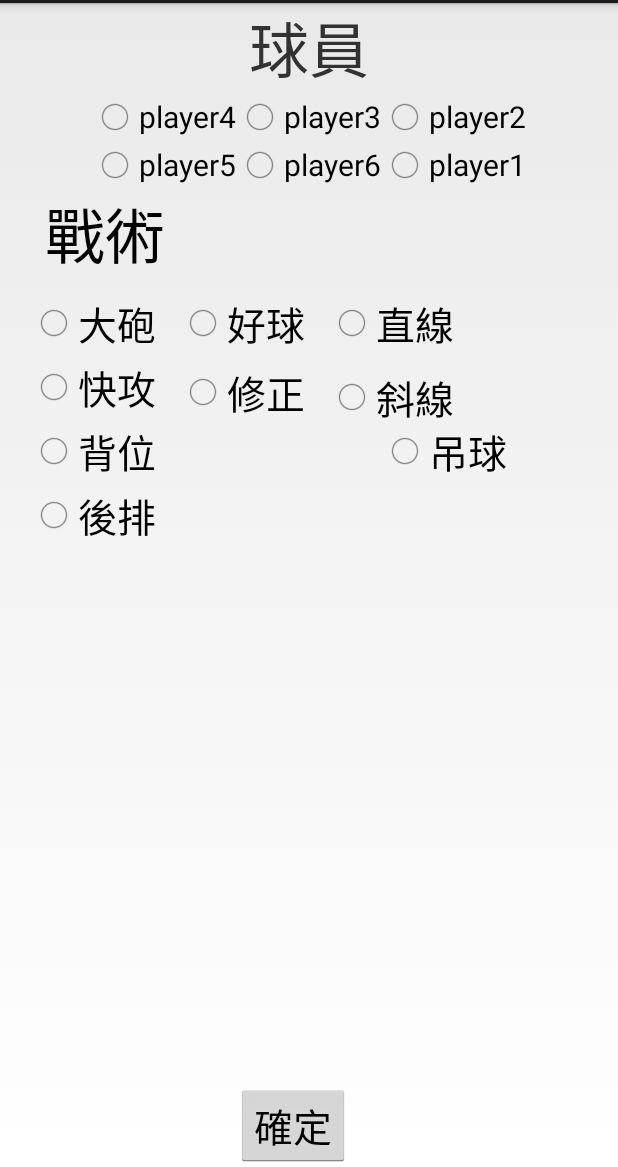
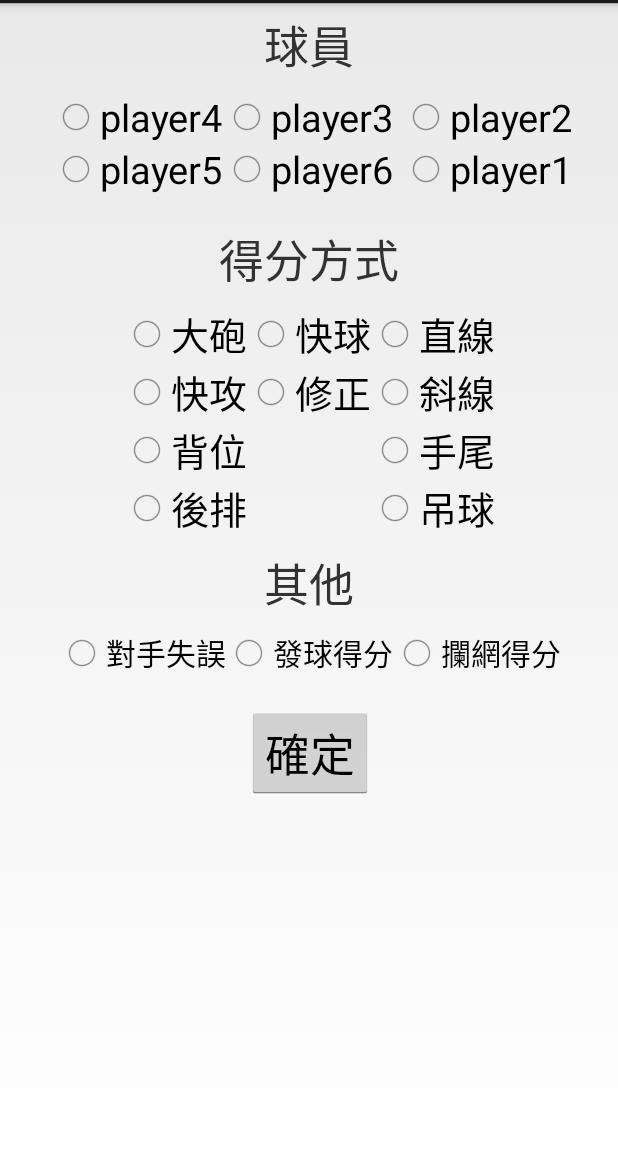
Before and after one commit to Jason52366/VolleyGameRecord, an Android app: the Record2 screen opened directly, with no data from a screen before it, on a phone screen of 412 x 824 dp, the part 69-1236 px from its top. Run offline under Robolectric (Android 15) with nearby library versions, the light colour scheme and no system bars; 2 statements that could not run were skipped.

Commit message:
record2 radio botton not finish yet

```diff
--- a/app/src/main/res/layout/activity_record2.xml
+++ b/app/src/main/res/layout/activity_record2.xml
@@ -1,94 +1,129 @@
 <?xml version="1.0" encoding="utf-8"?>
+
 
 <RelativeLayout xmlns:android="http://schemas.android.com/apk/res/android"
     android:orientation="vertical" android:layout_width="match_parent"
     android:layout_height="match_parent">
 
+
+    <TextView
+        android:layout_width="wrap_content"
+        android:layout_height="wrap_content"
+        android:text="球員"
+        android:id="@+id/textView_record2player"
+        android:layout_alignParentTop="true"
+        android:layout_centerHorizontal="true"
+        android:textSize="30dp"
+        android:layout_marginTop="5dp" />
+
     <RadioButton
         android:layout_width="wrap_content"
         android:layout_height="wrap_content"
         android:text="player4"
-        android:id="@+id/radioButton_record2sit4"
+        android:id="@+id/radiobotton_record2player4"
         android:checked="false"
-        android:textSize="20dp"
+        android:textSize="25dp"
         android:layout_below="@+id/textView_record2player"
-        android:layout_toLeftOf="@+id/radioButton_record2sit3" />
+        android:layout_toLeftOf="@+id/radiobotton_record2player3"
+        android:layout_marginTop="8dp" />
+        android:textSize="25dp" />
 
     <RadioButton
         android:layout_width="wrap_content"
         android:layout_height="wrap_content"
         android:text="player3"
-        android:id="@+id/radioButton_record2sit3"
+        android:id="@+id/radiobotton_record2player3"
         android:checked="false"
-        android:textSize="20dp"
-        android:layout_above="@+id/radioButton_record2sit6"
-        android:layout_centerHorizontal="true" />
+        android:textSize="25dp"
+        android:layout_below="@+id/textView_record2player"
+        android:layout_centerHorizontal="true"
+        android:layout_marginTop="8dp" />
 
     <RadioButton
         android:layout_width="wrap_content"
         android:layout_height="wrap_content"
         android:text="player2"
-        android:id="@+id/radioButton_record2sit2"
+        android:id="@+id/radiobotton_record2player2"
         android:checked="false"
-        android:textSize="20dp"
-        android:layout_alignTop="@+id/radioButton_record2sit3"
-        android:layout_toRightOf="@+id/radioButton_record2sit3" />
+        android:textSize="25dp"
+        android:layout_alignTop="@+id/radiobotton_record2player3"
+        android:layout_toRightOf="@+id/radiobotton_record2player3"
+        android:layout_marginLeft="5dp" />
+
+    <RadioButton
+        android:layout_width="wrap_content"
+        android:layout_height="wrap_content"
+        android:text="player6"
+        android:checked="false"
+        android:id="@+id/radiobotton_record2player6"
+        android:textSize="25dp"
+        android:layout_below="@+id/radiobotton_record2player3"
+        android:layout_alignLeft="@+id/radiobotton_record2player3"
+        android:layout_alignStart="@+id/radiobotton_record2player3" />
 
     <RadioButton
         android:layout_width="wrap_content"
         android:layout_height="wrap_content"
         android:text="player5"
-        android:id="@+id/radioButton_record2sit5"
-        android:layout_below="@+id/radioButton_record2sit4"
-        android:layout_alignLeft="@+id/radioButton_record2sit4"
-        android:layout_alignStart="@+id/radioButton_record2sit4"
+        android:id="@+id/radiobotton_record2player5"
         android:checked="false"
-        android:textSize="20dp" />
-
-    <RadioButton
-        android:layout_width="wrap_content"
-        android:layout_height="wrap_content"
-        android:text="player6"
-        android:id="@+id/radioButton_record2sit6"
-        android:checked="false"
-        android:textSize="20dp"
-        android:layout_below="@+id/radioButton_record2sit4"
-        android:layout_centerHorizontal="true" />
+        android:textSize="25dp"
+        android:layout_below="@+id/radiobotton_record2player4"
+        android:layout_alignLeft="@+id/radiobotton_record2player4"
+        android:layout_alignStart="@+id/radiobotton_record2player4" />
 
     <RadioButton
         android:layout_width="wrap_content"
         android:layout_height="wrap_content"
         android:text="player1"
-        android:id="@+id/radioButton_record2sit1"
+        android:id="@+id/radiobotton_record2player1"
         android:checked="false"
-        android:textSize="20dp"
-        android:layout_below="@+id/radioButton_record2sit2"
-        android:layout_toRightOf="@+id/radioButton_record2sit6" />
+        android:textSize="25dp"
+        android:layout_below="@+id/radiobotton_record2player2"
+        android:layout_alignLeft="@+id/radiobotton_record2player2"
+        android:layout_alignStart="@+id/radiobotton_record2player2" />
 
     <TextView
         android:layout_width="wrap_content"
         android:layout_height="wrap_content"
-        android:textAppearance="?android:attr/textAppearanceLarge"
-        android:text="戰術"
-        android:id="@+id/textView"
-        android:textSize="40dp"
-        android:layout_below="@+id/radioButton_record2sit5"
-        android:layout_alignParentLeft="true"
-        android:layout_alignParentStart="true"
-        android:layout_marginLeft="30dp" />
+        android:text="得分方式"
+        android:id="@+id/textView_record2ways"
+        android:layout_below="@+id/radiobotton_record2player6"
+        android:layout_centerHorizontal="true"
+        android:textSize="30dp"
+        android:minHeight="30dp"
+        android:layout_marginTop="20dp" />
+
+    <RadioButton
+        android:layout_width="wrap_content"
+        android:layout_height="wrap_content"
+        android:text="快球"
+        android:id="@+id/radioButton_record2b1"
+        android:checked="false"
+        android:textSize="25dp"
+        android:layout_below="@+id/textView_record2ways"
+        android:layout_centerHorizontal="true"
+        android:layout_marginTop="8dp" />
+
+    <RadioButton
+        android:layout_width="wrap_content"
+        android:layout_height="wrap_content"
+        android:text="修正"
+        android:id="@+id/radioButton_record2b2"
+        android:layout_below="@+id/radioButton_record2b1"
+        android:layout_centerHorizontal="true"
+        android:checked="false"
+        android:textSize="25dp" />
 
     <RadioButton
         android:layout_width="wrap_content"
         android:layout_height="wrap_content"
         android:text="大砲"
         android:id="@+id/radioButton_record2a1"
-        android:layout_below="@+id/textView"
-        android:layout_alignParentLeft="true"
-        android:layout_alignParentStart="true"
+        android:layout_alignTop="@+id/radioButton_record2b1"
+        android:layout_toLeftOf="@+id/radioButton_record2b1"
         android:checked="false"
-        android:layout_marginTop="10dp"
-        android:textSize="26dp"
-        android:layout_marginLeft="20dp" />
+        android:textSize="25dp" />
 
     <RadioButton
         android:layout_width="wrap_content"
@@ -96,70 +131,32 @@
         android:text="快攻"
         android:id="@+id/radioButton_record2a2"
         android:layout_below="@+id/radioButton_record2a1"
-        android:layout_alignParentLeft="true"
-        android:layout_alignParentStart="true"
+        android:layout_alignRight="@+id/radioButton_record2a1"
+        android:layout_alignEnd="@+id/radioButton_record2a1"
         android:checked="false"
-        android:textSize="26dp"
-        android:layout_marginTop="3dp"
-        android:layout_marginLeft="20dp" />
+        android:textSize="25dp" />
 
     <RadioButton
         android:layout_width="wrap_content"
         android:layout_height="wrap_content"
         android:text="背位"
-        android:id="@+id/radioButton_record2a3"
-        android:layout_below="@+id/radioButton_record2a2"
-        android:layout_alignParentLeft="true"
-        android:layout_alignParentStart="true"
+        android:id="@+id/radioButton_record2b3"
+        android:layout_below="@+id/radioButton_record2b2"
+        android:layout_alignLeft="@+id/radioButton_record2a2"
+        android:layout_alignStart="@+id/radioButton_record2a2"
         android:checked="false"
-        android:layout_marginTop="3dp"
-        android:textSize="26dp"
-        android:layout_marginLeft="20dp" />
+        android:textSize="25dp" />
 
     <RadioButton
         android:layout_width="wrap_content"
         android:layout_height="wrap_content"
         android:text="後排"
         android:id="@+id/radioButton_record2a4"
-        android:layout_below="@+id/radioButton_record2a3"
-        android:layout_alignParentLeft="true"
-        android:layout_alignParentStart="true"
-        android:layout_marginLeft="20dp"
-        android:layout_marginTop="3dp"
-        android:textSize="26dp"
-        android:checked="false" />
-
-    <TextView
-        android:layout_width="wrap_content"
-        android:layout_height="wrap_content"
-        android:text="球員"
-        android:id="@+id/textView_record2player"
-        android:textSize="40dp"
-        android:layout_alignParentTop="true"
-        android:layout_centerHorizontal="true" />
-
-    <RadioButton
-        android:layout_width="wrap_content"
-        android:layout_height="wrap_content"
-        android:text="好球"
-        android:id="@+id/radioButton_record2b1"
-        android:layout_alignTop="@+id/radioButton_record2a1"
-        android:layout_toRightOf="@+id/radioButton_record2a1"
+        android:layout_below="@+id/radioButton_record2b3"
+        android:layout_alignLeft="@+id/radioButton_record2b3"
+        android:layout_alignStart="@+id/radioButton_record2b3"
         android:checked="false"
-        android:textSize="26dp"
-        android:layout_marginLeft="15dp" />
-
-    <RadioButton
-        android:layout_width="wrap_content"
-        android:layout_height="wrap_content"
-        android:text="修正"
-        android:id="@+id/radioButton_record2b2"
-        android:layout_alignTop="@+id/radioButton_record2a2"
-        android:layout_alignLeft="@+id/radioButton_record2b1"
-        android:layout_alignStart="@+id/radioButton_record2b1"
-        android:checked="false"
-        android:textSize="26dp"
-        android:layout_marginTop="3dp" />
+        android:textSize="25dp" />
 
     <RadioButton
         android:layout_width="wrap_content"
@@ -168,39 +165,91 @@
         android:id="@+id/radioButton_record2c1"
         android:layout_alignTop="@+id/radioButton_record2b1"
         android:layout_toRightOf="@+id/radioButton_record2b1"
-        android:layout_marginLeft="15dp"
         android:checked="false"
-        android:textSize="26dp" />
+        android:textSize="25dp" />
 
     <RadioButton
         android:layout_width="wrap_content"
         android:layout_height="wrap_content"
         android:text="斜線"
         android:id="@+id/radioButton_record2c2"
-        android:layout_alignTop="@+id/radioButton_record2b2"
-        android:layout_alignLeft="@+id/radioButton_record2c1"
-        android:layout_alignStart="@+id/radioButton_record2c1"
         android:checked="false"
-        android:textSize="26dp"
-        android:layout_marginTop="3dp" />
+        android:textSize="25dp"
+        android:layout_below="@+id/radioButton_record2c1"
+        android:layout_toRightOf="@+id/radioButton_record2b2" />
+
+    <RadioButton
+        android:layout_width="wrap_content"
+        android:layout_height="wrap_content"
+        android:text="手尾"
+        android:id="@+id/radioButton_record2c3"
+        android:layout_below="@+id/radioButton_record2c2"
+        android:layout_toRightOf="@+id/radioButton_record2b2"
+        android:checked="false"
+        android:textSize="25dp" />
 
     <RadioButton
         android:layout_width="wrap_content"
         android:layout_height="wrap_content"
         android:text="吊球"
-        android:id="@+id/radioButton_record2c3"
+        android:id="@+id/radioButton_record2c4"
+        android:layout_below="@+id/radioButton_record2c3"
+        android:layout_alignLeft="@+id/radioButton_record2c3"
+        android:layout_alignStart="@+id/radioButton_record2c3"
         android:checked="false"
-        android:textSize="26dp"
-        android:layout_below="@+id/radioButton_record2b2"
-        android:layout_toRightOf="@+id/radioButton_record2sit6" />
+        android:textSize="25dp" />
+
+    <TextView
+        android:layout_width="wrap_content"
+        android:layout_height="wrap_content"
+        android:text="其他"
+        android:id="@+id/textView_record2others"
+        android:textSize="30dp"
+        android:layout_below="@+id/radioButton_record2c4"
+        android:layout_centerHorizontal="true"
+        android:layout_marginTop="8dp" />
+
+    <RadioButton
+        android:layout_width="wrap_content"
+        android:layout_height="wrap_content"
+        android:text="發球得分"
+        android:id="@+id/radioButton_record2other2"
+        android:checked="false"
+        android:layout_below="@+id/textView_record2others"
+        android:layout_centerHorizontal="true"
+        android:textSize="20dp"
+        android:layout_marginTop="8dp" />
+
+    <RadioButton
+        android:layout_width="wrap_content"
+        android:layout_height="wrap_content"
+        android:text="對手失誤"
+        android:id="@+id/radioButton_record2other1"
+        android:checked="false"
+        android:layout_alignTop="@+id/radioButton_record2other2"
+        android:layout_toLeftOf="@+id/textView_record2others"
+        android:layout_marginRight="25dp"
+        android:textSize="20dp" />
+
+    <RadioButton
+        android:layout_width="wrap_content"
+        android:layout_height="wrap_content"
+        android:text="攔網得分"
+        android:id="@+id/radioButton_record2otherˇ"
+        android:layout_alignTop="@+id/radioButton_record2other2"
+        android:layout_toRightOf="@+id/radioButton_record2other2"
+        android:checked="false"
+        android:textSize="20dp" />
 
     <Button
         android:layout_width="wrap_content"
         android:layout_height="wrap_content"
         android:text="確定"
-        android:id="@+id/btn_record2Confirm"
-        android:layout_alignParentBottom="true"
-        android:layout_toRightOf="@+id/radioButton_record2sit5"
-        android:textSize="26dp" />
+        android:id="@+id/button_record2confirm"
+        android:textSize="30dp"
+        android:layout_below="@+id/radioButton_record2other2"
+        android:layout_alignLeft="@+id/radioButton_record2b2"
+        android:layout_alignStart="@+id/radioButton_record2b2"
+        android:layout_marginTop="20dp" />
 
 </RelativeLayout>
```
